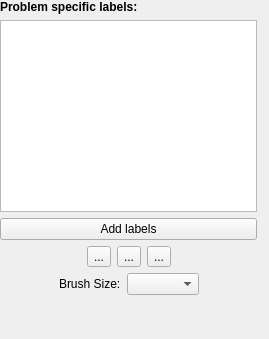
This is ilastik/applets/labeling/labelingDrawer.ui in ilastik/ilastik as Qt 5 draws it before an edit. The edited form follows.
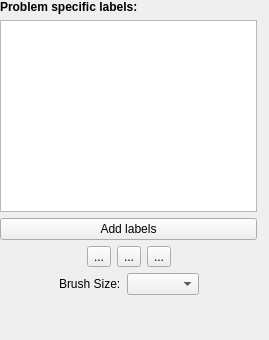
This is the edited form. Custom widgets are drawn as their Qt base class.

Commit message: Fixed layout of labeling list widget.

Patch:
```diff
--- a/ilastik/applets/labeling/labelingDrawer.ui
+++ b/ilastik/applets/labeling/labelingDrawer.ui
@@ -7,7 +7,7 @@
     <x>0</x>
     <y>0</y>
     <width>269</width>
-    <height>339</height>
+    <height>340</height>
    </rect>
   </property>
   <property name="sizePolicy">
```
Left out of the diff: 6 changed lines with no effect on the pictures. The commit also changes 1 other file.
